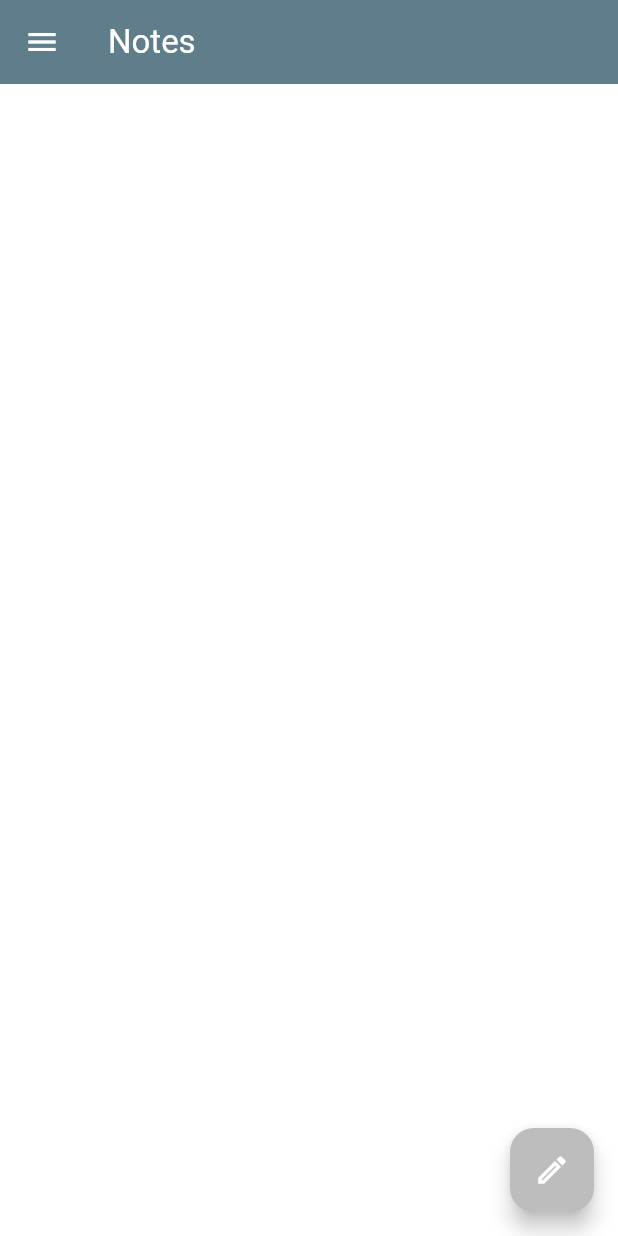
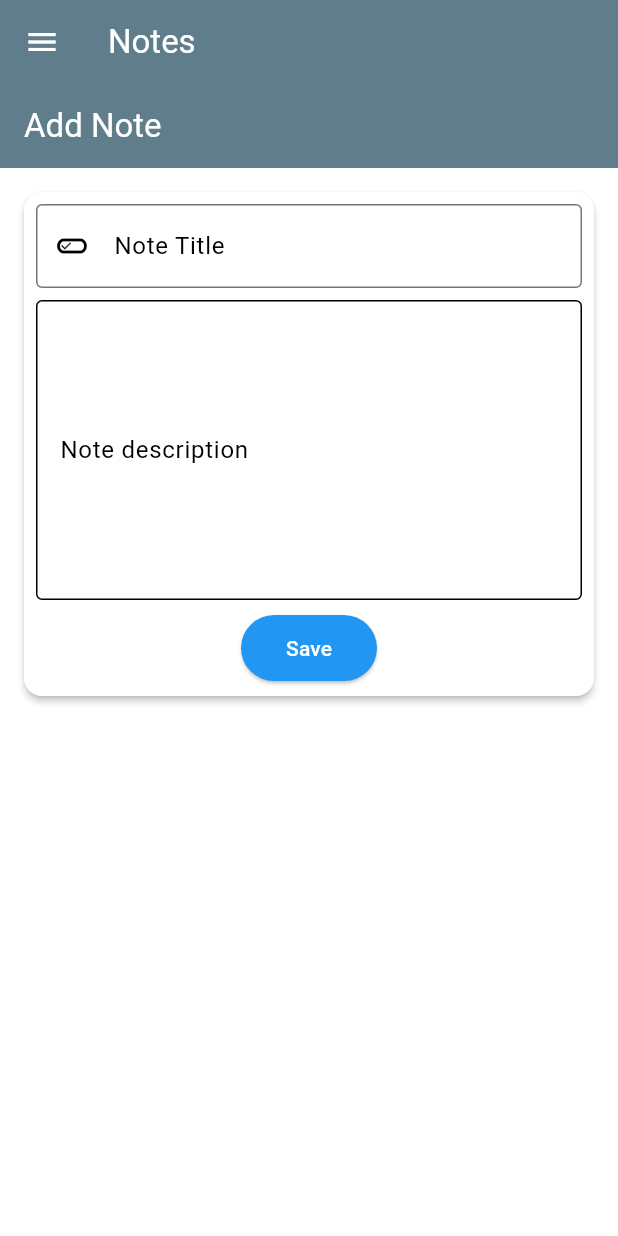
Before and after one commit to nazisharifi2025/mini-flutter-project-nots, a Flutter app: the screen it shows after launch, on a phone screen of 412 x 824 dp. Run offline on Flutter 3.47's test engine with Material 3 defaults, Android fonts, the phone set to English and light mode, and no system bars; our stand-ins replace sqflite; accounts and stored records are empty.

Commit message:
add new textFormFaild

```diff
--- a/lib/db/database-helper.dart
+++ b/lib/db/database-helper.dart
@@ -1,3 +1,5 @@
+//
+
 import 'package:sqflite/sqflite.dart';
 import 'package:path/path.dart';
 
@@ -14,31 +16,29 @@ class DatabaseHelper {
   }
 
   Future<Database> initDatabase() async {
-    final path = join(await getDatabasesPath(), "todo.db");
+    final path = join(await getDatabasesPath(), "note.db");
 
     return await openDatabase(
       path,
       version: 1,
       onCreate: (db, version) async {
         await db.execute(
-          "CREATE TABLE todo (id INTEGER PRIMARY KEY AUTOINCREMENT, task TEXT NOT NULL)",
+          "CREATE TABLE notes(id INTEGER PRIMARY KEY AUTOINCREMENT, title TEXT NOT NULL,description TEXT NOT NULL ,created_at DATETIME DEFAULT CURRENT_TIMESTAMP)",
         );
       },
     );
   }
 
-  Future<int> insertTask(String task) async {
+  Future<int> insertNewNote(String title, String description) async {
     final db = await database;
-    return await db.insert("todo", {"task": task});
+    return await db.insert("notes", {
+      "title": title,
+      "description": description,
+    });
   }
 
-  Future<List<Map<String, dynamic>>> getTodo() async {
+  Future<List<Map<String, dynamic>>> getNote() async {
     final db = await database;
-    return await db.query("todo", orderBy: "id ASC");
-  }
-
-  Future<void> DeletTask(int id) async {
-    final db = await database;
-    await db.delete("todo", where: 'id = ?', whereArgs: [id]);
+    return await db.query("notes", orderBy: "id ASC");
   }
 }
--- a/lib/main.dart
+++ b/lib/main.dart
@@ -2,8 +2,9 @@ import 'dart:convert';
 
 import 'package:flutter/material.dart';
 import 'package:flutter/services.dart';
+import 'package:nots/pages/Create_note.dart';
 // import 'package:nots/pages/Home-page.dart';
-import 'package:nots/pages/insert-todo.dart';
+// import 'package:nots/pages/insert-todo.dart';
 import 'package:nots/theme/dark-mode.dart';
 import 'package:nots/theme/light-mode.dart';
 import 'package:nots/theme/theme-provider.dart';
@@ -101,17 +102,17 @@ class _MyAppState extends State<MyApp> {
                       Navigator.pop(context);
                     },
                   ),
-                  ListTile(
-                    leading: Icon(Icons.add_task_outlined),
-                    title: Text(_localization["add_note"] ?? ""),
-                    onTap: () {
-                      // Navigator.push(context, )
-                      Navigator.push(
-                        context,
-                        MaterialPageRoute(builder: (context) => InsertTodo()),
-                      );
-                    },
-                  ),
+                  // ListTile(
+                  //   leading: Icon(Icons.add_task_outlined),
+                  //   title: Text(_localization["add_note"] ?? ""),
+                  //   onTap: () {
+                  //     // Navigator.push(context, )
+                  //     Navigator.push(
+                  //       context,
+                  //       MaterialPageRoute(builder: (context) => InsertTodo()),
+                  //     );
+                  //   },
+                  // ),
                   ListTile(
                     leading: Icon(Icons.settings),
                     title: Text(_localization["settings"] ?? ""),
@@ -134,16 +135,17 @@ class _MyAppState extends State<MyApp> {
                 ],
               ),
             ),
-            body: Center(child: Text(_localization["title"] ?? "")),
-            floatingActionButton: FloatingActionButton(
-              onPressed: () {
-                Navigator.push(
-                  context,
-                  MaterialPageRoute(builder: (context) => InsertTodo()),
-                );
-              },
-              child: Icon(Icons.mode_edit_outline_outlined),
-            ),
+            body: createNote(),
+            // Center(child: Text(_localization["title"] ?? "")),
+            // floatingActionButton: FloatingActionButton(
+            //   onPressed: () {
+            //     Navigator.push(
+            //       context,
+            //       MaterialPageRoute(builder: (context) => InsertTodo()),
+            //     );
+            //   },
+            //   child: Icon(Icons.mode_edit_outline_outlined),
+            // ),
           ),
         );
       },
--- /dev/null
+++ b/lib/pages/Create_note.dart
@@ -0,0 +1,111 @@
+import 'package:flutter/material.dart';
+import 'package:nots/db/database-helper.dart';
+
+class createNote extends StatefulWidget {
+  @override
+  State<StatefulWidget> createState() => _createNoteState();
+}
+
+class _createNoteState extends State<createNote> {
+  final database = DatabaseHelper();
+  final _formKey = GlobalKey<FormState>();
+  TextEditingController _titleController = TextEditingController();
+  TextEditingController _DescriptionController = TextEditingController();
+  @override
+  void dispose() {
+    super.dispose();
+  }
+
+  Future<void> submitform() async {
+    if (_formKey.currentState!.validate()) {
+      await database.insertNewNote(
+        _titleController.text.trim(),
+        _DescriptionController.text.trim(),
+      );
+      ScaffoldMessenger.of(context)
+          .showSnackBar(SnackBar(content: Text("A Note Added Successfully")));
+    }
+  }
+
+  @override
+  Widget build(BuildContext context) {
+    return Scaffold(
+      appBar: AppBar(
+        backgroundColor: Colors.blueGrey,
+        foregroundColor: Colors.white,
+        title: Text("Add Note"),
+      ),
+      body: Padding(
+        padding: const EdgeInsets.all(12),
+        child: Column(
+          children: [
+            Card(
+              elevation: 2,
+              color: Colors.white,
+              child: Padding(
+                padding: const EdgeInsets.all(8.0),
+                child: Form(
+                  key: _formKey,
+                  child: Column(
+                    children: [
+                      TextFormField(
+                        controller: _titleController,
+
+                        decoration: InputDecoration(
+                          enabledBorder: OutlineInputBorder(
+                            borderSide: BorderSide(color: Colors.grey.shade600),
+                          ),
+                          border: OutlineInputBorder(),
+                          prefixIcon: Icon(Icons.edit_attributes_outlined),
+                          labelText: "Note Title",
+                          errorBorder: OutlineInputBorder(
+                            borderSide: BorderSide(color: Colors.red),
+                          ),
+                        ),
+                        validator: (value) {
+                          if (value == Null) {
+                            return "Title is Required";
+                          }
+                          if (value!.length < 3) {
+                            return "title must be 3 chars";
+                          }
+                        },
+                      ),
+                      SizedBox(height: 8),
+                      TextFormField(
+                        controller: _DescriptionController,
+                        decoration: InputDecoration(
+                          border: OutlineInputBorder(),
+                          labelText: "Note description",
+                        ),
+                        maxLines: 7,
+                        validator: (value) {
+                          if (value == Null || value!.isEmpty) {
+                            return "Description is Required";
+                          }
+                        },
+                      ),
+                      SizedBox(height: 8),
+                      ElevatedButton(
+                        style: ElevatedButton.styleFrom(
+                          backgroundColor: Colors.blue,
+                          foregroundColor: Colors.white,
+                          padding: EdgeInsets.symmetric(
+                            horizontal: 30,
+                            vertical: 12,
+                          ),
+                        ),
+                        onPressed: () {},
+                        child: Text("Save"),
+                      ),
+                    ],
+                  ),
+                ),
+              ),
+            ),
+          ],
+        ),
+      ),
+    );
+  }
+}
```
Also changed, not shown: lib/pages/insert-todo.dart (+82 -82 lines).
